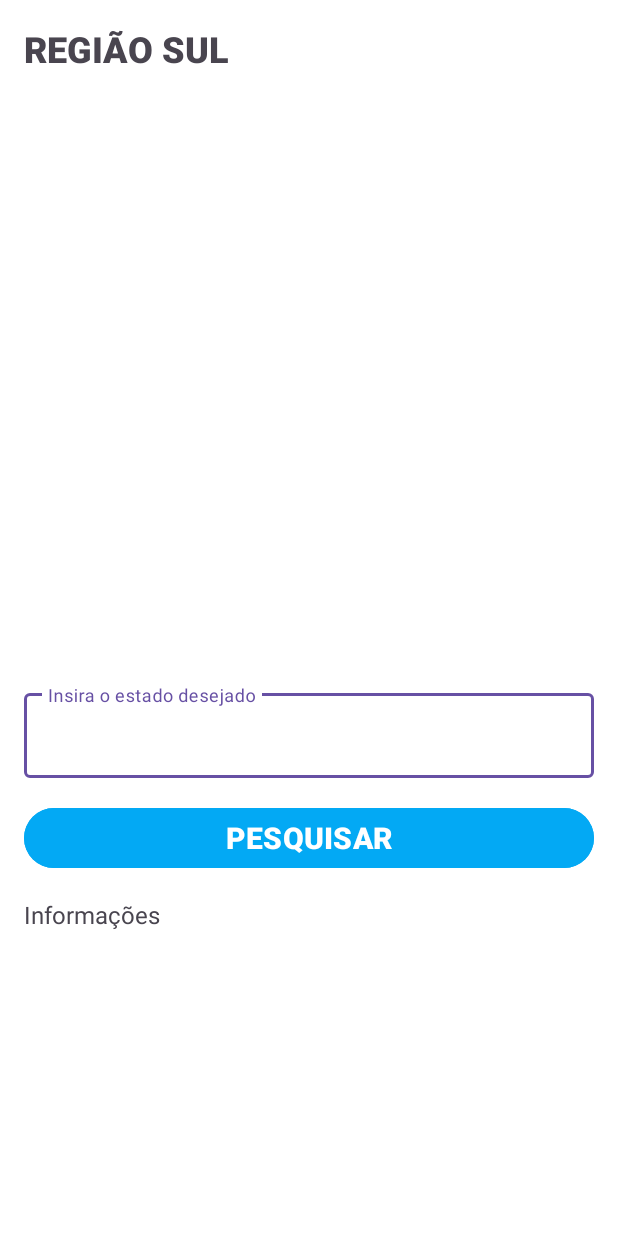
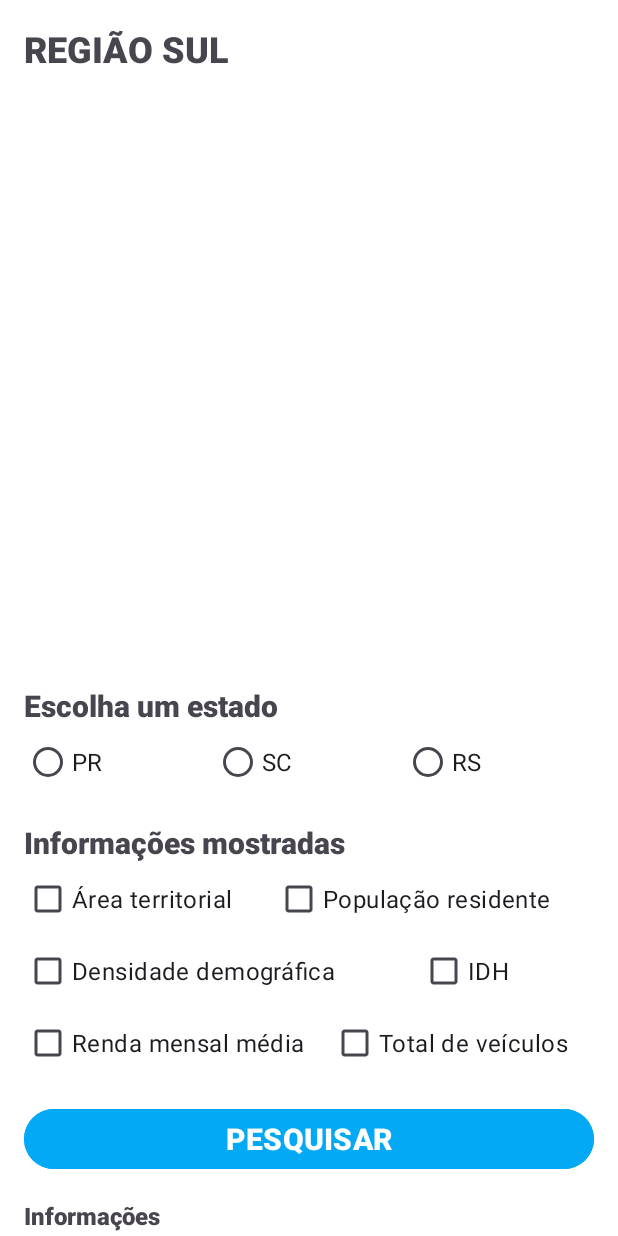
Before and after one commit to PepeTonin/mobile-atividade-mapa, an Android app: the screen it shows after launch (MainActivity), on a phone screen of 412 x 824 dp. Run offline under Robolectric (Android 15) with nearby library versions, the phone set to English and light mode, and no system bars; libraries missing offline, so code that uses them is left out: com.github.chrisbanes.photoview; plain views replace PhotoView; 2 statements that could not run were skipped.

Commit message:
primeiro commit da implementacao da nova feature - desenvolvimento de outro trabalho envolvendo esse projeto

```diff
--- a/app/src/main/java/com/example/atividade_mapa_mobile/MainActivity.java
+++ b/app/src/main/java/com/example/atividade_mapa_mobile/MainActivity.java
@@ -1,21 +1,14 @@
 package com.example.atividade_mapa_mobile;
 
-import static com.example.atividade_mapa_mobile.R.id.editText;
-import static com.example.atividade_mapa_mobile.R.id.informacoes;
-
 import androidx.appcompat.app.AppCompatActivity;
-
 import android.os.Bundle;
 import android.view.View;
-import android.widget.EditText;
 import android.widget.TextView;
+import com.github.chrisbanes.photoview.PhotoView;
 
-import com.github.chrisbanes.photoview.PhotoView;
-import com.google.android.material.textfield.TextInputEditText;
 
 public class MainActivity extends AppCompatActivity {
 
-    TextInputEditText editText;
     PhotoView photoView;
     TextView titulo;
     TextView info;
@@ -27,28 +20,12 @@ public class MainActivity extends AppCompatActivity {
 
         photoView = (PhotoView) findViewById(R.id.photo_view);
         photoView.setImageResource(R.drawable.mapa_regiao_sul);
-        editText = (TextInputEditText) findViewById(R.id.editText);
         titulo = (TextView) findViewById(R.id.titulo);
         info = (TextView) findViewById(R.id.informacoes);
 
     }
 
     public void pesquisarEstado(View view){
-        String entradaUsuario = editText.getText().toString().toLowerCase();
-        if (entradaUsuario.equals("parana")){
-            photoView.setImageResource(R.drawable.mapa_parana);
-            titulo.setText("parana");
-            info.setText("Área territorial: 199.298,981 km²\nPopulação residente: 11.444.380 pessoas\nDensidade demográfica: 57,42 hab/km²\nIDH: 0,769\nRenda mensal média: R$2.115");
-        } else if (entradaUsuario.equals("santa catarina")) {
-            photoView.setImageResource(R.drawable.mapa_santa_catarina);
-            titulo.setText("santa catarina");
-            info.setText("Área territorial: 95.730,690 km²\nPopulação residente: 7.610.361 pessoas\nDensidade demográfica: 79,50 hab/km²\nIDH: 0,792\nRenda mensal média: R$2.269");
-        } else if (entradaUsuario.equals("rio grande do sul")) {
-            photoView.setImageResource(R.drawable.mapa_rio_grande_do_sul);
-            titulo.setText("rio grande do sul");
-            info.setText("Área territorial: 281.707,151 km²\nPopulação residente: 10.882.965 pessoas\nDensidade demográfica: 38,63 hab/km²\nIDH: 0,771\nRenda mensal média: R$2.304");
-        } else {
-            titulo.setText("estado não encontrado");
-        }
+
     }
 }
--- a/app/src/main/res/layout/activity_main.xml
+++ b/app/src/main/res/layout/activity_main.xml
@@ -30,19 +30,129 @@
             android:layout_width="match_parent"
             android:layout_height="376dp" />
 
-        <com.google.android.material.textfield.TextInputLayout
-            android:id="@+id/textInputLayout"
+
+        <TextView
+            android:id="@+id/textView"
             android:layout_width="match_parent"
             android:layout_height="wrap_content"
-            android:layout_marginTop="16dp">
+            android:layout_marginTop="16dp"
+            android:fontFamily="sans-serif-black"
+            android:text="Escolha um estado"
+            android:textSize="20sp" />
 
-            <com.google.android.material.textfield.TextInputEditText
-                android:id="@+id/editText"
-                android:layout_width="match_parent"
+        <RadioGroup
+            android:id="@+id/radioGroupEscolhaEstado"
+            android:layout_width="match_parent"
+            android:layout_height="match_parent"
+            android:baselineAligned="false"
+            android:orientation="horizontal"
+            android:textAlignment="center">
+
+
+            <RadioButton
+                android:id="@+id/radioBtnPr"
+                android:layout_width="wrap_content"
                 android:layout_height="wrap_content"
-                android:hint="Insira o estado desejado" />
+                android:layout_weight="1"
+                android:text="PR"
+                android:textSize="16sp" />
 
-        </com.google.android.material.textfield.TextInputLayout>
+            <RadioButton
+                android:id="@+id/radioBtnSc"
+                android:layout_width="wrap_content"
+                android:layout_height="wrap_content"
+                android:layout_weight="1"
+                android:text="SC"
+                android:textSize="16sp" />
+
+            <RadioButton
+                android:id="@+id/radioBtnRs"
+                android:layout_width="wrap_content"
+                android:layout_height="wrap_content"
+                android:layout_weight="1"
+                android:text="RS"
+                android:textSize="16sp" />
+
+
+        </RadioGroup>
+
+        <TextView
+            android:id="@+id/textView2"
+            android:layout_width="match_parent"
+            android:layout_height="wrap_content"
+            android:layout_marginTop="16dp"
+            android:fontFamily="sans-serif-black"
+            android:text="Informações mostradas"
+            android:textSize="20sp" />
+
+        <LinearLayout
+            android:layout_width="match_parent"
+            android:layout_height="match_parent"
+            android:orientation="horizontal">
+
+            <CheckBox
+                android:id="@+id/checkBoxAreaTerrit"
+                android:layout_width="wrap_content"
+                android:layout_height="wrap_content"
+                android:layout_weight="1"
+                android:text="Área territorial"
+                android:textSize="16sp" />
+
+            <CheckBox
+                android:id="@+id/checkBoxPopResid"
+                android:layout_width="wrap_content"
+                android:layout_height="wrap_content"
+                android:layout_weight="1"
+                android:text="População residente"
+                android:textAlignment="textStart"
+                android:textSize="16sp" />
+
+        </LinearLayout>
+
+        <LinearLayout
+            android:layout_width="match_parent"
+            android:layout_height="match_parent"
+            android:orientation="horizontal">
+
+            <CheckBox
+                android:id="@+id/checkBoxDensiDemog"
+                android:layout_width="wrap_content"
+                android:layout_height="wrap_content"
+                android:layout_weight="1"
+                android:text="Densidade demográfica"
+                android:textSize="16sp" />
+
+            <CheckBox
+                android:id="@+id/checkBoxIdh"
+                android:layout_width="wrap_content"
+                android:layout_height="wrap_content"
+                android:layout_weight="1"
+                android:text="IDH"
+                android:textSize="16sp" />
+        </LinearLayout>
+
+        <LinearLayout
+            android:layout_width="match_parent"
+            android:layout_height="match_parent"
+            android:orientation="horizontal">
+
+            <CheckBox
+                android:id="@+id/checkBoxRendaMensal"
+                android:layout_width="wrap_content"
+                android:layout_height="wrap_content"
+                android:layout_weight="1"
+                android:text="Renda mensal média"
+                android:textSize="16sp" />
+
+            <CheckBox
+                android:id="@+id/checkBoxTotalVeic"
+                android:layout_width="wrap_content"
+                android:layout_height="wrap_content"
+                android:layout_weight="1"
+                android:text="Total de veículos"
+                android:textSize="16sp" />
+
+        </LinearLayout>
 
         <Button
             android:id="@+id/btnPesquisar"
@@ -60,6 +170,7 @@
             android:layout_width="match_parent"
             android:layout_height="wrap_content"
             android:layout_marginTop="16dp"
+            android:fontFamily="sans-serif-black"
             android:text="Informações"
             android:textSize="16sp" />
 
```
